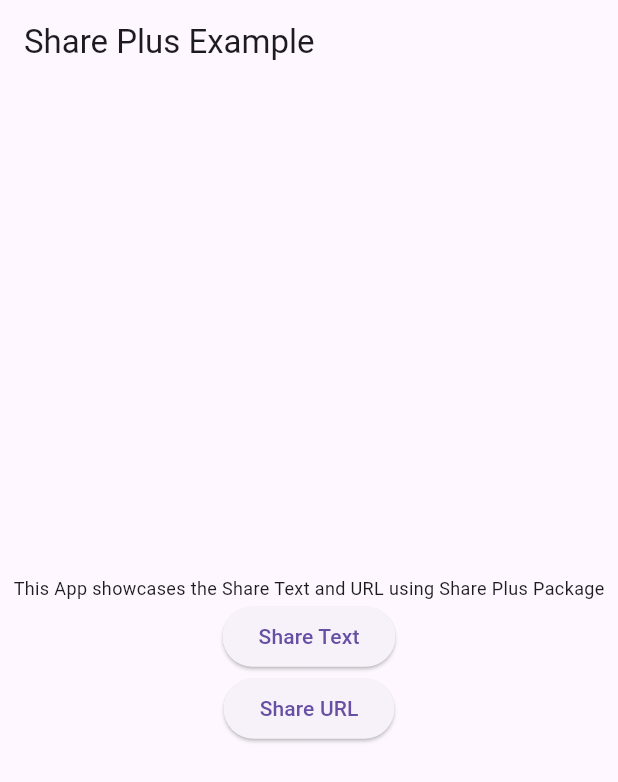
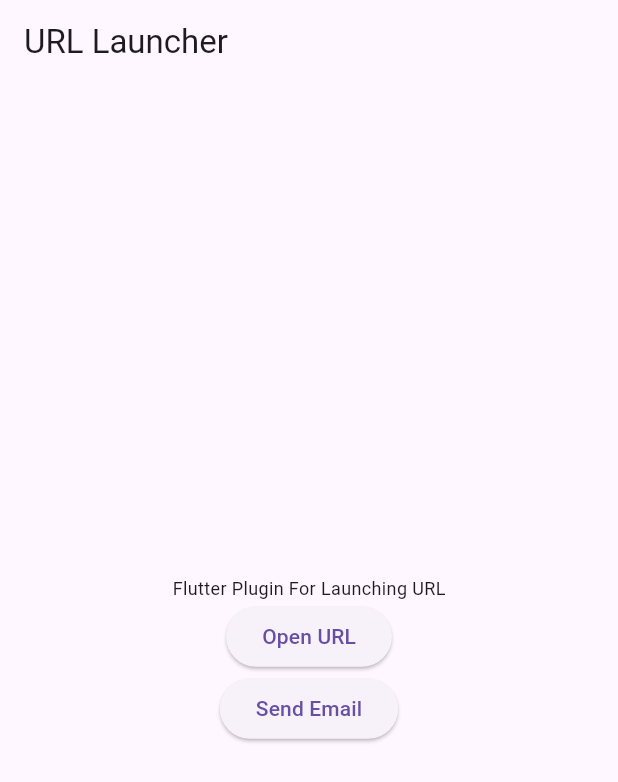
Before and after one commit to VenedictCortez/URLLauncher, a Flutter app: the screen it shows after launch, on a phone screen of 412 x 824 dp. Shown: the top 782 px of the screen. Run offline on Flutter 3.47's test engine with Material 3 defaults, Android fonts, the phone set to English and light mode, and no system bars.

Commit message:
Initial Commit

```diff
--- a/lib/main.dart
+++ b/lib/main.dart
@@ -1,5 +1,7 @@
 import 'package:flutter/material.dart';
-import 'package:share_plus/share_plus.dart';
+import 'package:url_launcher/url_launcher.dart';
+
+final Uri _url = Uri.parse('https://www.youtube.com/watch?v=1VlkcdXIKXw');
 
 void main() {
   runApp(MyApp());
@@ -9,43 +11,54 @@ class MyApp extends StatelessWidget {
   @override
   Widget build(BuildContext context) {
     return MaterialApp(
-      title: 'Share Plus 10.1.2',
-      home: SharePlus(),
+      title: 'URL Launcher',
+      home: HomeScreen(),
     );
   }
 }
 
-class SharePlus extends StatelessWidget {
-  void _shareText() {
-    Share.share('This App Showcases SharePlus Plugin');
+class HomeScreen extends StatelessWidget {
+  void _launchUrl() async {
+    if (!await launchUrl(_url)) {
+      throw 'Could not launch $_url';
+    }
   }
-  void _shareUrl() {
-    Share.share('Listen to This Song: www.youtube.com/watch?v=P6NYkUeBoGQ&t');
+
+  void _sendEmail() async {
+    final Uri emailUri = Uri(
+      scheme: 'mailto',
+      path: 'venedict.cortez@gmail.com',
+      query: 'Test',
+    );
+
+    if (!await launchUrl(emailUri)) {
+      throw 'Could not send email';
+    }
   }
 
   @override
   Widget build(BuildContext context) {
     return Scaffold(
       appBar: AppBar(
-        title: Text('Share Plus Example'),
+        title: const Text('URL Launcher'),
       ),
       body: Center(
         child: Column(
           mainAxisAlignment: MainAxisAlignment.center,
           children: [
             const Text(
-              'This App showcases the Share Text and URL using Share Plus Package',
-                  style: TextStyle(
-          fontSize: 12,
-        ),
+              'Flutter Plugin For Launching URL',
+              style: TextStyle(
+                fontSize: 12,
+              ),
             ),
             ElevatedButton(
-              onPressed: _shareText,
-              child: Text('Share Text'),
+              onPressed: _launchUrl,
+              child: const Text('Open URL'),
             ),
             ElevatedButton(
-              onPressed: _shareUrl,
-              child: Text('Share URL'),
+              onPressed: _sendEmail,
+              child: const Text('Send Email'),
             ),
           ],
         ),
```
Also changed, not shown: pubspec.yaml (+3 -35 lines), pubspec.lock, sharing/celeste.png (added), 5 other files.
